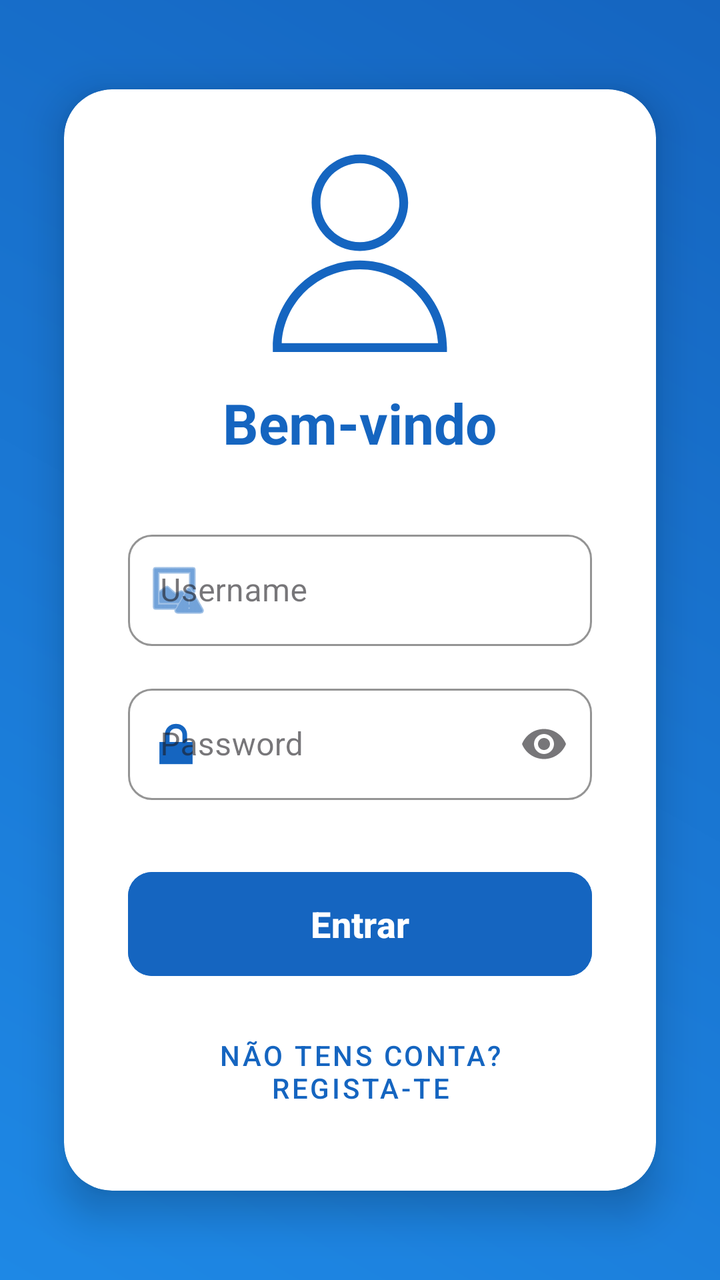
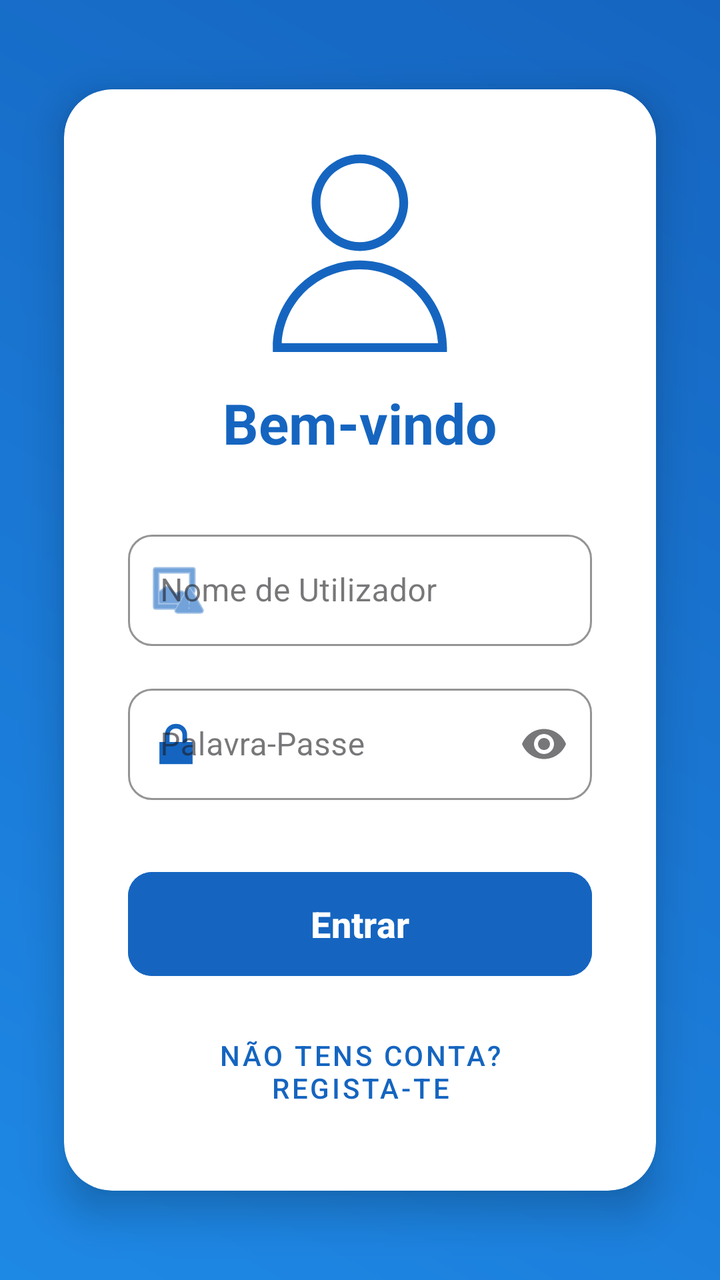

Two renders of the same Android screen: before a commit and after it. Below are the layout's source before the change and the commit's diff.
<!-- AndroidManifest.xml: application theme Theme.WeatherSense -->
<!-- res/layout/activity_login.xml -->
<?xml version="1.0" encoding="utf-8"?>
<androidx.constraintlayout.widget.ConstraintLayout
    xmlns:android="http://schemas.android.com/apk/res/android"
    xmlns:app="http://schemas.android.com/apk/res-auto"
    xmlns:tools="http://schemas.android.com/tools"
    android:layout_width="match_parent"
    android:layout_height="match_parent"
    android:background="@drawable/bg_gradient"
    tools:context=".LoginActivity">

    <androidx.cardview.widget.CardView
        android:id="@+id/cardLogin"
        android:layout_width="0dp"
        android:layout_height="wrap_content"
        android:layout_marginHorizontal="32dp"
        app:cardCornerRadius="24dp"
        app:cardElevation="12dp"
        app:cardBackgroundColor="@color/white"
        app:layout_constraintBottom_toBottomOf="parent"
        app:layout_constraintEnd_toEndOf="parent"
        app:layout_constraintStart_toStartOf="parent"
        app:layout_constraintTop_toTopOf="parent">

        <LinearLayout
            android:layout_width="match_parent"
            android:layout_height="wrap_content"
            android:orientation="vertical"
            android:gravity="center_horizontal"
            android:padding="32dp">

            <ImageView
                android:id="@+id/ivLogo"
                android:layout_width="100dp"
                android:layout_height="100dp"
                android:src="@drawable/icon_account"
                app:tint="#1565C0"
                android:layout_marginBottom="16dp"
                android:scaleType="fitCenter"/>

            <TextView
                android:id="@+id/tvTitle"
                android:layout_width="wrap_content"
                android:layout_height="wrap_content"
                android:text="Bem-vindo"
                android:textColor="#1565C0"
                android:textSize="28sp"
                android:textStyle="bold"
                android:layout_marginBottom="32dp"/>

            <com.google.android.material.textfield.TextInputLayout
                android:layout_width="match_parent"
                android:layout_height="wrap_content"
                android:hint="Username"
                style="@style/Widget.MaterialComponents.TextInputLayout.OutlinedBox"
                app:boxStrokeColor="#1565C0"
                app:boxCornerRadiusTopStart="12dp"
                app:boxCornerRadiusTopEnd="12dp"
                app:boxCornerRadiusBottomStart="12dp"
                app:boxCornerRadiusBottomEnd="12dp"
                app:startIconDrawable="@android:drawable/ic_menu_report_image"
                app:startIconTint="#1565C0">
                <com.google.android.material.textfield.TextInputEditText
                    android:id="@+id/etUsername"
                    android:layout_width="match_parent"
                    android:layout_height="wrap_content"
                    android:inputType="text"
                    android:textColor="@color/black"/>
            </com.google.android.material.textfield.TextInputLayout>

            <com.google.android.material.textfield.TextInputLayout
                android:layout_width="match_parent"
                android:layout_height="wrap_content"
                android:layout_marginTop="16dp"
                android:hint="Password"
                style="@style/Widget.MaterialComponents.TextInputLayout.OutlinedBox"
                app:boxStrokeColor="#1565C0"
                app:boxCornerRadiusTopStart="12dp"
                app:boxCornerRadiusTopEnd="12dp"
                app:boxCornerRadiusBottomStart="12dp"
                app:boxCornerRadiusBottomEnd="12dp"
                app:endIconMode="password_toggle"
                app:startIconDrawable="@android:drawable/ic_lock_lock"
                app:startIconTint="#1565C0">

                <com.google.android.material.textfield.TextInputEditText
                    android:id="@+id/etPassword"
                    android:layout_width="match_parent"
                    android:layout_height="wrap_content"
                    android:inputType="textPassword"
                    android:textColor="@color/black"/>
            </com.google.android.material.textfield.TextInputLayout>

            <Button
                android:id="@+id/btnLogin"
                android:layout_width="match_parent"
                android:layout_height="60dp"
                android:layout_marginTop="32dp"
                android:text="Entrar"
                android:textSize="18sp"
                android:textStyle="bold"
                android:backgroundTint="#1565C0"
                app:cornerRadius="12dp"/>

            <Button
                android:id="@+id/btnRegister"
                style="@style/Widget.MaterialComponents.Button.TextButton"
                android:layout_width="wrap_content"
                android:layout_height="wrap_content"
                android:layout_marginTop="16dp"
                android:text="Não tens conta? Regista-te"
                android:textColor="#1565C0" />

        </LinearLayout>
    </androidx.cardview.widget.CardView>

</androidx.constraintlayout.widget.ConstraintLayout>
<!-- resources referenced by this layout -->
<resources>
  <color name="black">#000000</color>
  <color name="white">#FFFFFF</color>
  <!-- drawable bg_gradient (drawable) -->
  <?xml version="1.0" encoding="utf-8"?>
  <shape xmlns:android="http://schemas.android.com/apk/res/android">
      <gradient
          android:angle="45"
          android:startColor="#1E88E5"
          android:endColor="#1565C0"
          android:type="linear" />
  </shape>
  <!-- drawable icon_account (drawable) -->
  <vector xmlns:android="http://schemas.android.com/apk/res/android"
      android:width="256dp"
      android:height="256dp"
      android:viewportWidth="256"
      android:viewportHeight="256">
    <path
        android:pathData="M239.29,254.31L16.42,254.31l0,-5.62c0,-61.45 49.99,-111.44 111.44,-111.44c61.45,0 111.44,49.99 111.44,111.44L239.29,254.31zM27.81,243.07l200.08,0C224.98,190.42 181.22,148.49 127.86,148.49S30.74,190.42 27.81,243.07z"
        android:strokeLineJoin="miter"
        android:strokeWidth="2.81"
        android:fillColor="#000000"
        android:fillType="nonZero"
        android:strokeColor="#00000000"
        android:strokeLineCap="butt"/>
    <path
        android:pathData="M127.86,124.97c-34.07,0 -61.78,-27.72 -61.78,-61.78C66.08,29.12 93.79,1.41 127.86,1.41c34.07,0 61.78,27.72 61.78,61.78C189.63,97.25 161.92,124.97 127.86,124.97zM127.86,12.65c-27.87,0 -50.54,22.67 -50.54,50.54c0,27.87 22.67,50.54 50.54,50.54s50.54,-22.67 50.54,-50.54C178.39,35.32 155.72,12.65 127.86,12.65z"
        android:strokeLineJoin="miter"
        android:strokeWidth="2.81"
        android:fillColor="#000000"
        android:fillType="nonZero"
        android:strokeColor="#00000000"
        android:strokeLineCap="butt"/>
  </vector>
  <style name="Theme.WeatherSense" parent="Base.Theme.WeatherSense" />
  <style name="Base.Theme.WeatherSense" parent="Theme.Material3.DayNight.NoActionBar">
          
          
      </style>
</resources>

<!-- the commit's change to res/layout/activity_login.xml (unified diff, before → after) -->
@@ -50,7 +50,7 @@
             <com.google.android.material.textfield.TextInputLayout
                 android:layout_width="match_parent"
                 android:layout_height="wrap_content"
-                android:hint="Username"
+                android:hint="Nome de Utilizador"
                 style="@style/Widget.MaterialComponents.TextInputLayout.OutlinedBox"
                 app:boxStrokeColor="#1565C0"
                 app:boxCornerRadiusTopStart="12dp"
@@ -71,7 +71,7 @@
                 android:layout_width="match_parent"
                 android:layout_height="wrap_content"
                 android:layout_marginTop="16dp"
-                android:hint="Password"
+                android:hint="Palavra-Passe"
                 style="@style/Widget.MaterialComponents.TextInputLayout.OutlinedBox"
                 app:boxStrokeColor="#1565C0"
                 app:boxCornerRadiusTopStart="12dp"
